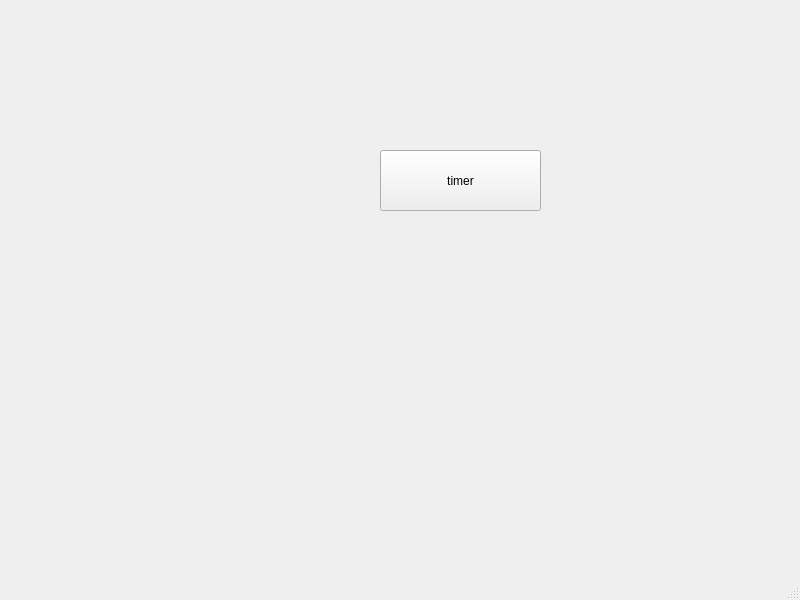
This is mainwindow.ui in Enotik98/Lab_2 as Qt 5 draws it before an edit. The edited form follows.
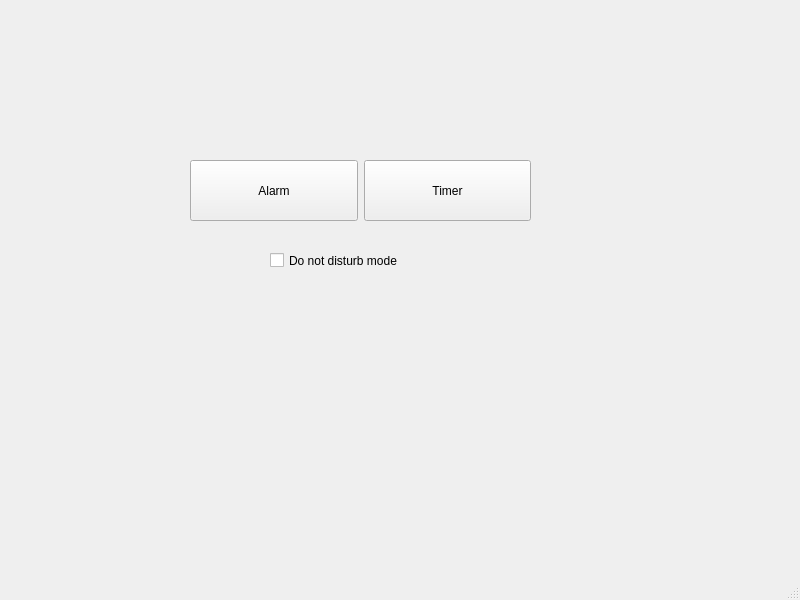
This is the edited form.

The edit to the form file:
```diff
--- a/mainwindow.ui
+++ b/mainwindow.ui
@@ -14,17 +14,58 @@
    <string>MainWindow</string>
   </property>
   <widget class="QWidget" name="centralwidget">
-   <widget class="QPushButton" name="timer">
+   <widget class="QWidget" name="horizontalLayoutWidget">
     <property name="geometry">
      <rect>
-      <x>380</x>
-      <y>150</y>
-      <width>161</width>
+      <x>190</x>
+      <y>160</y>
+      <width>341</width>
       <height>61</height>
      </rect>
     </property>
+    <layout class="QHBoxLayout" name="horizontalLayout">
+     <property name="spacing">
+      <number>-1</number>
+     </property>
+     <item>
+      <widget class="QPushButton" name="alarm">
+       <property name="sizePolicy">
+        <sizepolicy hsizetype="Minimum" vsizetype="Preferred">
+         <horstretch>0</horstretch>
+         <verstretch>0</verstretch>
+        </sizepolicy>
+       </property>
+       <property name="text">
+        <string>Alarm</string>
+       </property>
+      </widget>
+     </item>
+     <item>
+      <widget class="QPushButton" name="timer">
+       <property name="sizePolicy">
+        <sizepolicy hsizetype="Minimum" vsizetype="Preferred">
+         <horstretch>0</horstretch>
+         <verstretch>0</verstretch>
+        </sizepolicy>
+       </property>
+       <property name="text">
+        <string>Timer</string>
+       </property>
+      </widget>
+     </item>
+    </layout>
+   </widget>
+   <widget class="QCheckBox" name="not_disturb">
+    <property name="geometry">
+     <rect>
+      <x>270</x>
+      <y>250</y>
+      <width>201</width>
+      <height>21</height>
+     </rect>
+    </property>
     <property name="text">
-     <string>timer</string>
+     <string>Do not disturb mode</string>
     </property>
    </widget>
   </widget>
```
